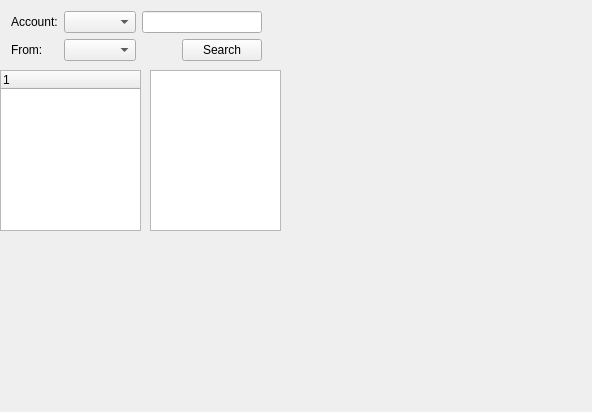
First picture: the form in src/history/historywindow.ui, repository Winand/mqutim, before the edit.
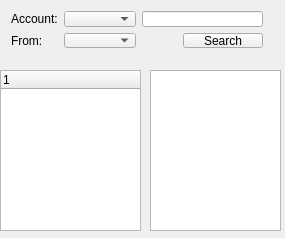
Second picture: the form after the edit.

Patch:
```diff
--- a/src/history/historywindow.ui
+++ b/src/history/historywindow.ui
@@ -6,14 +6,22 @@
    <rect>
     <x>0</x>
     <y>0</y>
-    <width>592</width>
-    <height>412</height>
+    <width>285</width>
+    <height>238</height>
    </rect>
   </property>
   <property name="windowTitle">
    <string>HistoryWindow</string>
   </property>
-  <widget class="QWidget" name="">
+  <widget class="QWidget" name="layoutWidget">
+   <property name="geometry">
+    <rect>
+     <x>0</x>
+     <y>0</y>
+     <width>274</width>
+     <height>59</height>
+    </rect>
+   </property>
    <layout class="QHBoxLayout" name="horizontalLayout_2">
     <item>
      <layout class="QVBoxLayout" name="verticalLayout">
```
